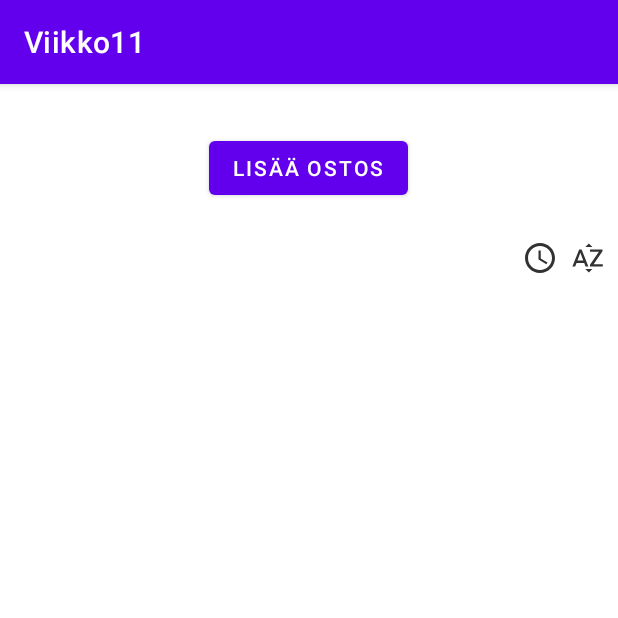
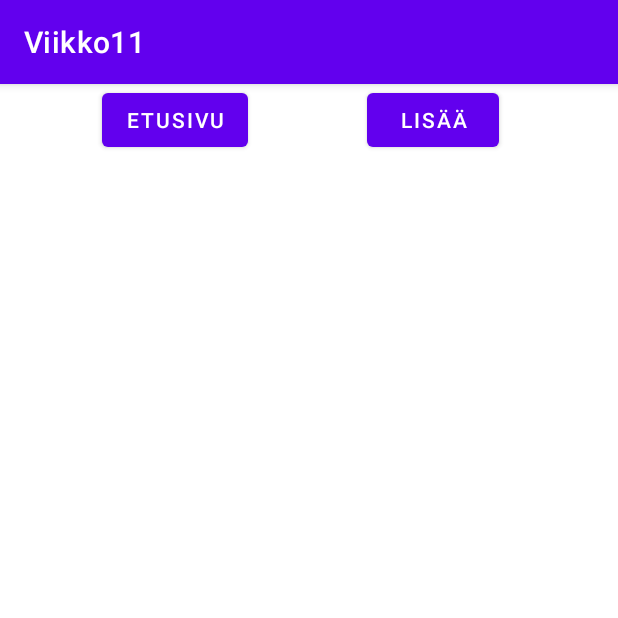
Before and after one commit to dtuukkanen/Viikko12, an Android app: the screen it shows after launch (MainActivity), on a phone screen of 412 x 824 dp, the top half of it. Run offline under Robolectric (Android 15) with nearby library versions, the phone set to English and light mode, and no system bars.

Commit message:
3 points update

```diff
--- a/app/src/main/AndroidManifest.xml
+++ b/app/src/main/AndroidManifest.xml
@@ -12,9 +12,6 @@
         android:theme="@style/Theme.Viikko11"
         tools:targetApi="31" >
         <activity
-            android:name=".AddItemActivity"
-            android:exported="false" />
-        <activity
             android:name=".MainActivity"
             android:exported="true" >
             <intent-filter>
--- a/app/src/main/java/com/example/viikko11/Item.java
+++ b/app/src/main/java/com/example/viikko11/Item.java
@@ -7,11 +7,13 @@ public class Item {
     private String itemNotes;
     private double id;
     private Date date;
+    private boolean importantItem;
 
-    public Item(String itemNotes) {
+    public Item(String itemNotes, boolean importantItem) {
         this.itemNotes = itemNotes;
         id = Math.random();
         date = new Date();
+        this.importantItem = importantItem;
     }
 
     public void setNotes(String itemNotes) {
--- a/app/src/main/java/com/example/viikko11/MainActivity.java
+++ b/app/src/main/java/com/example/viikko11/MainActivity.java
@@ -1,13 +1,19 @@
 package com.example.viikko11;
 
 import androidx.appcompat.app.AppCompatActivity;
+import androidx.fragment.app.Fragment;
 import androidx.recyclerview.widget.LinearLayoutManager;
 import androidx.recyclerview.widget.RecyclerView;
 
 import android.content.Intent;
 import android.os.Bundle;
 import android.view.View;
+import android.widget.Button;
+import android.widget.FrameLayout;
 import android.widget.LinearLayout;
+
+import com.example.viikko11.fragments.FragmentAdd;
+import com.example.viikko11.fragments.FragmentMain;
 
 public class MainActivity extends AppCompatActivity {
     private Storage itemStorage;
@@ -19,32 +25,26 @@ public class MainActivity extends AppCompatActivity {
         super.onCreate(savedInstanceState);
         setContentView(R.layout.activity_main);
 
-        itemStorage = Storage.getInstance();
-        recyclerView = findViewById(R.id.rvItemList);
-        adapter = new ItemListAdapter(getApplicationContext(), itemStorage.getItems());
+        Button fragmentMain = findViewById(R.id.btnMain);
+        Button fragmentAdd = findViewById(R.id.btnAdd);
 
-        recyclerView.setLayoutManager(new LinearLayoutManager(this));
-        recyclerView.setAdapter(adapter);
+        fragmentMain.setOnClickListener(listener);
+        fragmentAdd.setOnClickListener(listener);
     }
 
-    @Override
-    public void onResume() {
-        super.onResume();
-        adapter.notifyDataSetChanged();
-    }
+    private View.OnClickListener listener = view -> {
+        Fragment fragment;
 
-    public void switchToAddItem(View view) {
-        Intent intent = new Intent(this, AddItemActivity.class);
-        startActivity(intent);
-    }
+        switch (view.getId()) {
+            case R.id.btnAdd:
+                fragment = new FragmentAdd();
+                break;
+            default:
+                fragment = new FragmentMain();
+        }
 
-    public void sortListByName(View view) {
-        Storage.getInstance().sortByName();
-        adapter.notifyDataSetChanged();
-    }
-
-    public void sortListByTime(View view) {
-        Storage.getInstance().sortByDate();
-        adapter.notifyDataSetChanged();
-    }
+        getSupportFragmentManager().beginTransaction()
+                .replace(R.id.frame, fragment)
+                .commit();
+    };
 }
--- a/app/src/main/res/layout/activity_main.xml
+++ b/app/src/main/res/layout/activity_main.xml
@@ -7,46 +7,30 @@
     tools:context=".MainActivity">
 
     <Button
-        android:id="@+id/btnAddItem"
+        android:id="@+id/btnMain"
         android:layout_width="wrap_content"
         android:layout_height="wrap_content"
-        android:layout_marginTop="32dp"
-        android:onClick="switchToAddItem"
-        android:text="Lisää ostos"
-        app:layout_constraintEnd_toEndOf="parent"
-        app:layout_constraintHorizontal_bias="0.498"
+        android:layout_marginStart="68dp"
+        android:text="Etusivu"
         app:layout_constraintStart_toStartOf="parent"
         app:layout_constraintTop_toTopOf="parent" />
 
-    <ImageView
-        android:id="@+id/imageView"
+    <Button
+        android:id="@+id/btnAdd"
         android:layout_width="wrap_content"
         android:layout_height="wrap_content"
-        android:layout_marginTop="24dp"
-        android:layout_marginEnd="8dp"
-        android:onClick="sortListByName"
+        android:text="Lisää"
         app:layout_constraintEnd_toEndOf="parent"
-        app:layout_constraintTop_toBottomOf="@+id/btnAddItem"
-        app:srcCompat="@drawable/sort" />
+        app:layout_constraintStart_toEndOf="@+id/btnMain"
+        app:layout_constraintTop_toTopOf="parent" />
 
-    <ImageView
-        android:id="@+id/imageView2"
-        android:layout_width="wrap_content"
-        android:layout_height="wrap_content"
-        android:layout_marginTop="24dp"
-        android:layout_marginEnd="8dp"
-        android:onClick="sortListByTime"
-        app:layout_constraintEnd_toStartOf="@+id/imageView"
-        app:layout_constraintTop_toBottomOf="@+id/btnAddItem"
-        app:srcCompat="@drawable/time" />
+    <FrameLayout
+        android:id="@+id/frame"
+        android:layout_width="409dp"
+        android:layout_height="681dp"
+        app:layout_constraintTop_toBottomOf="@+id/btnMain"
+        tools:layout_editor_absoluteX="1dp">
 
-    <androidx.recyclerview.widget.RecyclerView
-        android:id="@+id/rvItemList"
-        android:layout_width="match_parent"
-        android:layout_height="match_parent"
-        android:layout_marginTop="128dp"
-        app:layout_constraintEnd_toEndOf="@+id/btnAddItem"
-        app:layout_constraintStart_toStartOf="@+id/btnAddItem"
-        app:layout_constraintTop_toBottomOf="@+id/btnAddItem" />
+    </FrameLayout>
 
 </androidx.constraintlayout.widget.ConstraintLayout>
--- a/app/src/main/res/values/strings.xml
+++ b/app/src/main/res/values/strings.xml
@@ -1,3 +1,5 @@
 <resources>
     <string name="app_name">Viikko11</string>
+    <!-- TODO: Remove or change this placeholder text -->
+    <string name="hello_blank_fragment">Hello blank fragment</string>
 </resources>
```
Also changed, not shown: app/src/main/java/com/example/viikko11/AddItemActivity.java (deleted, +0 -25 lines), app/src/main/java/com/example/viikko11/ItemListAdapter.java (+8 -7 lines), app/src/main/java/com/example/viikko11/Storage.java (+0 -18 lines), app/src/main/java/com/example/viikko11/fragments/FragmentAdd.java (added, +86 -0 lines), app/src/main/java/com/example/viikko11/fragments/FragmentMain.java (added, +77 -0 lines), app/src/main/res/layout/activity_add_item.xml (deleted, +0 -31 lines), app/src/main/res/layout/fragment_add.xml (added, +42 -0 lines), app/src/main/res/layout/fragment_main.xml (added, +14 -0 lines).
